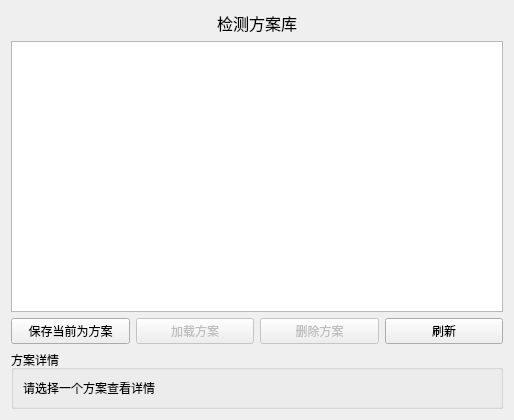
xiaoyuan1021/MyTool, file ui/tabs/profile_tab.ui: the form before one commit.
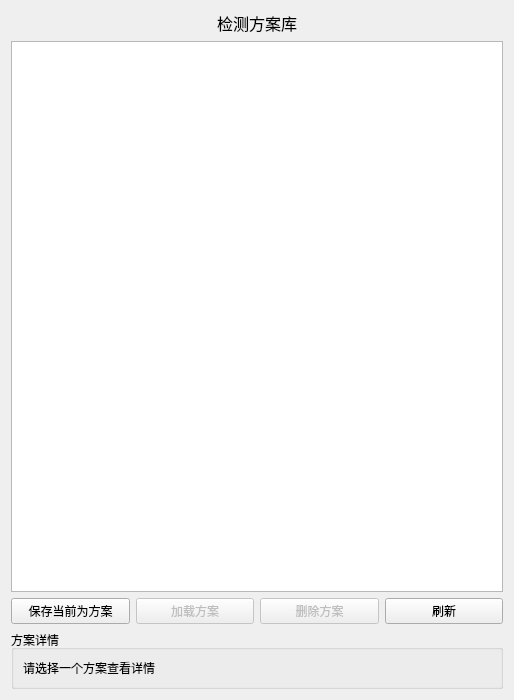
The form after the commit.

Patch:
```diff
--- a/ui/tabs/profile_tab.ui
+++ b/ui/tabs/profile_tab.ui
@@ -7,7 +7,7 @@
     <x>0</x>
     <y>0</y>
     <width>514</width>
-    <height>420</height>
+     <height>700</height>
    </rect>
   </property>
   <layout class="QVBoxLayout" name="verticalLayout">
```
Lines whose indentation alone changed are shown as unchanged.
